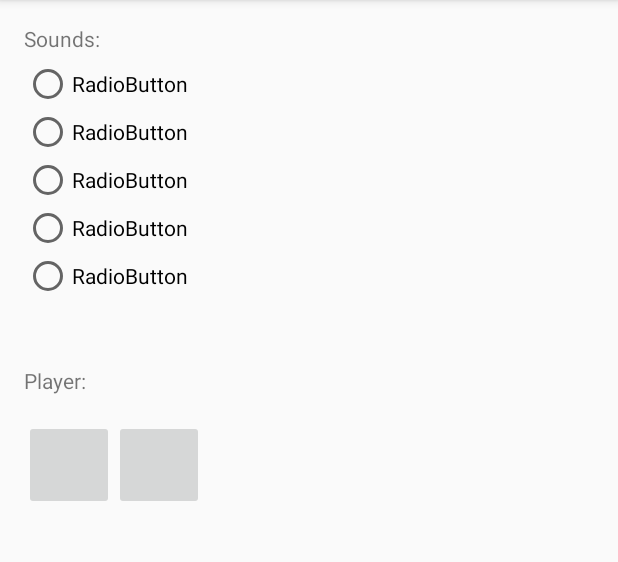
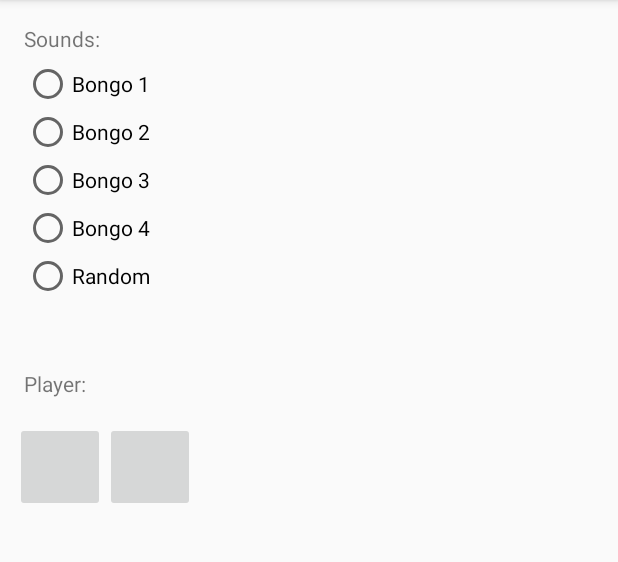
Before and after one commit to arbenitkamberi/BongoTime, an Android app: the Settings screen opened directly, with no data from a screen before it, on a phone screen of 412 x 824 dp, the part 84-646 px from its top. Run offline under Robolectric (Android 15) with nearby library versions, the phone set to English and light mode, and no system bars.

Commit message:
sorted all the strings in strings.xml and renamed components in activity_settings.xml

```diff
--- a/app/src/main/res/layout/activity_settings.xml
+++ b/app/src/main/res/layout/activity_settings.xml
@@ -7,12 +7,12 @@
     tools:context=".Settings">
 
     <TextView
-        android:id="@+id/textView"
+        android:id="@+id/settingsBongoText"
         android:layout_width="wrap_content"
         android:layout_height="wrap_content"
         android:layout_marginStart="16dp"
         android:layout_marginTop="16dp"
-        android:text="Sounds:"
+        android:text="@string/settingsBongoText"
         app:layout_constraintStart_toStartOf="parent"
         app:layout_constraintTop_toTopOf="parent" />
 
@@ -25,68 +25,71 @@
         app:layout_constraintTop_toTopOf="parent">
 
         <RadioButton
-            android:id="@+id/radioButton8"
+            android:id="@+id/bongoOne"
             android:layout_width="wrap_content"
             android:layout_height="wrap_content"
             android:layout_weight="1"
-            android:text="RadioButton" />
+            android:text="@string/bongoOne" />
 
         <RadioButton
-            android:id="@+id/radioButton9"
+            android:id="@+id/bongoTwo"
             android:layout_width="wrap_content"
             android:layout_height="wrap_content"
             android:layout_weight="1"
-            android:text="RadioButton" />
+            android:text="@string/bongoTwo" />
 
         <RadioButton
-            android:id="@+id/radioButton10"
+            android:id="@+id/bongoThree"
             android:layout_width="wrap_content"
             android:layout_height="wrap_content"
             android:layout_weight="1"
-            android:text="RadioButton" />
+            android:text="@string/bongoThree" />
 
         <RadioButton
-            android:id="@+id/radioButton11"
+            android:id="@+id/bongoFour"
             android:layout_width="wrap_content"
             android:layout_height="wrap_content"
             android:layout_weight="1"
-            android:text="RadioButton" />
+            android:text="@string/bongoFour" />
 
         <RadioButton
-            android:id="@+id/radioButton12"
+            android:id="@+id/bongoRandom"
             android:layout_width="wrap_content"
             android:layout_height="wrap_content"
             android:layout_weight="1"
-            android:text="RadioButton" />
+            android:text="@string/bongoRandom" />
     </RadioGroup>
 
     <TextView
-        android:id="@+id/textView2"
+        android:id="@+id/settingsPlayerText"
         android:layout_width="wrap_content"
         android:layout_height="wrap_content"
         android:layout_marginStart="16dp"
-        android:layout_marginTop="244dp"
-        android:text="Player:"
+        android:layout_marginTop="246dp"
+        android:text="@string/settingsPlayerText"
         app:layout_constraintStart_toStartOf="parent"
         app:layout_constraintTop_toTopOf="parent" />
 
     <ImageButton
-        android:id="@+id/imageButton"
+        android:id="@+id/buttonDK"
         android:layout_width="60dp"
         android:layout_height="60dp"
-        android:layout_marginStart="16dp"
-        android:layout_marginTop="280dp"
+        android:layout_marginStart="10dp"
+        android:layout_marginTop="281dp"
+        android:contentDescription="@string/buttonDKDesc"
         app:layout_constraintStart_toStartOf="parent"
         app:layout_constraintTop_toTopOf="parent"
         tools:srcCompat="@tools:sample/avatars[0]" />
 
     <ImageButton
-        android:id="@+id/imageButton2"
+        android:id="@+id/buttonBongo"
         android:layout_width="60dp"
         android:layout_height="60dp"
-        android:layout_marginStart="76dp"
-        android:layout_marginTop="280dp"
+        android:layout_marginStart="70dp"
+        android:layout_marginTop="281dp"
+        android:contentDescription="@string/buttonBongoDesc"
         app:layout_constraintStart_toStartOf="parent"
         app:layout_constraintTop_toTopOf="parent"
         tools:srcCompat="@tools:sample/avatars[0]" />
+
 </android.support.constraint.ConstraintLayout>
--- a/app/src/main/res/values/strings.xml
+++ b/app/src/main/res/values/strings.xml
@@ -1,11 +1,27 @@
 <resources>
+    <!-- APP-NAME -->
     <string name="app_name">BongoTime</string>
+
+    <!-- DESCRIPTIONS -->
+    <string name="LogoContentDes">BongoTime Logo</string>
+    <string name="bongoPlayDesc">Bongo for Playing</string>
+    <string name="infoSignDescription">Info Sign</string>
+    <string name="buttonDKDesc">Choose Donkey Kong</string>
+    <string name="buttonBongoDesc">Choose Bongo</string>
+
+    <!-- IN-APP TEXT -->
+    <string name="howToPlayText">This app uses the proximity sensor on your phone. This sensor detects when something (like your hand) hovers over your phone, it can detect that up to a couple centimeters. It is often located directly above your screen. This means you can use your hands to do a bongo beat while hitting the air above your phone.</string>
+    <string name="howToPlayTextBottom">In the settings you can choose between multiple bongo sounds as well as multiple players you would like to play with.</string>
+    <string name="settingsBongoText">Sounds:</string>
+    <string name="settingsPlayerText">Player:</string>
+
+    <!-- BUTTON-TEXT -->
     <string name="play">Play</string>
     <string name="settings">Settings</string>
     <string name="howToPlay">How To Play</string>
-    <string name="howToPlayText">This app uses the proximity sensor on your phone. This sensor detects when something (like your hand) hovers over your phone, it can detect that up to a couple centimeters. It is often located directly above your screen. This means you can use your hands to do a bongo beat while hitting the air above your phone.</string>
-    <string name="howToPlayTextBottom">In the settings you can choose between multiple bongo sounds as well as multiple players you would like to play with.</string>
-    <string name="infoSignDescription">Info Sign</string>
-    <string name="LogoContentDes">BongoTime Logo</string>
-    <string name="bongoPlayDesc">Bongo for Playing</string>
+    <string name="bongoOne">Bongo 1</string>
+    <string name="bongoTwo">Bongo 2</string>
+    <string name="bongoThree">Bongo 3</string>
+    <string name="bongoFour">Bongo 4</string>
+    <string name="bongoRandom">Random</string>
 </resources>
```
